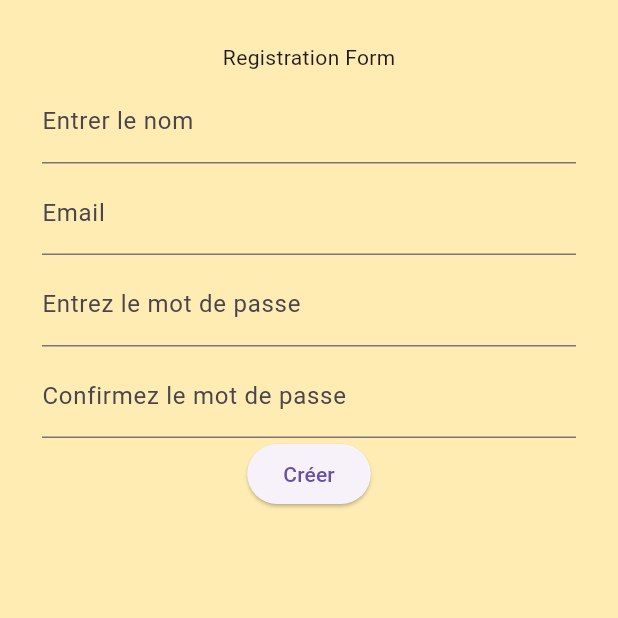
After one commit to OpenTek-Startup/tracking-app, a Flutter app: the screen it shows after launch, after a tap on "Go to registration page", after a tap on "Créer", on a phone screen of 412 x 824 dp, the top half of it. The commit adds this screen. Run offline on Flutter 3.47's test engine with Material 3 defaults, Android fonts, the phone set to English and light mode, and no system bars; our stand-ins replace appwrite, flutter_dotenv, flutter_riverpod, get_it, go_router.

Commit message:
registration page implimented

```diff
--- a/lib/main.dart
+++ b/lib/main.dart
@@ -17,96 +17,8 @@ class MyApp extends StatelessWidget {
     return Consumer(builder: (context, ref, router) {
       final router = ref.watch(routerProvider);
       return MaterialApp.router(
-        routerConfig:router,
+        routerConfig: router,
       );
     });
   }
 }
-
-class MyHomePage extends StatefulWidget {
-  const MyHomePage({super.key, required this.title});
-
-  // This widget is the home page of your application. It is stateful, meaning
-  // that it has a State object (defined below) that contains fields that affect
-  // how it looks.
-
-  // This class is the configuration for the state. It holds the values (in this
-  // case the title) provided by the parent (in this case the App widget) and
-  // used by the build method of the State. Fields in a Widget subclass are
-  // always marked "final".
-
-  final String title;
-
-  @override
-  State<MyHomePage> createState() => _MyHomePageState();
-}
-
-class _MyHomePageState extends State<MyHomePage> {
-  int _counter = 0;
-
-  void _incrementCounter() {
-    setState(() {
-      // This call to setState tells the Flutter framework that something has
-      // changed in this State, which causes it to rerun the build method below
-      // so that the display can reflect the updated values. If we changed
-      // _counter without calling setState(), then the build method would not be
-      // called again, and so nothing would appear to happen.
-      _counter++;
-    });
-  }
-
-  @override
-  Widget build(BuildContext context) {
-    // This method is rerun every time setState is called, for instance as done
-    // by the _incrementCounter method above.
-    //
-    // The Flutter framework has been optimized to make rerunning build methods
-    // fast, so that you can just rebuild anything that needs updating rather
-    // than having to individually change instances of widgets.
-    return Scaffold(
-      appBar: AppBar(
-        // TRY THIS: Try changing the color here to a specific color (to
-        // Colors.amber, perhaps?) and trigger a hot reload to see the AppBar
-        // change color while the other colors stay the same.
-        backgroundColor: Theme.of(context).colorScheme.inversePrimary,
-        // Here we take the value from the MyHomePage object that was created by
-        // the App.build method, and use it to set our appbar title.
-        title: Text(widget.title),
-      ),
-      body: Center(
-        // Center is a layout widget. It takes a single child and positions it
-        // in the middle of the parent.
-        child: Column(
-          // Column is also a layout widget. It takes a list of children and
-          // arranges them vertically. By default, it sizes itself to fit its
-          // children horizontally, and tries to be as tall as its parent.
-          //
-          // Column has various properties to control how it sizes itself and
-          // how it positions its children. Here we use mainAxisAlignment to
-          // center the children vertically; the main axis here is the vertical
-          // axis because Columns are vertical (the cross axis would be
-          // horizontal).
-          //
-          // TRY THIS: Invoke "debug painting" (choose the "Toggle Debug Paint"
-          // action in the IDE, or press "p" in the console), to see the
-          // wireframe for each widget.
-          mainAxisAlignment: MainAxisAlignment.center,
-          children: <Widget>[
-            const Text(
-              'You have pushed the button this many times:',
-            ),
-            Text(
-              '$_counter',
-              style: Theme.of(context).textTheme.headlineMedium,
-            ),
-          ],
-        ),
-      ),
-      floatingActionButton: FloatingActionButton(
-        onPressed: _incrementCounter,
-        tooltip: 'Increment',
-        child: const Icon(Icons.add),
-      ), // This trailing comma makes auto-formatting nicer for build methods.
-    );
-  }
-}
--- a/lib/pages/HomePage.dart
+++ b/lib/pages/HomePage.dart
@@ -1,5 +1,7 @@
+import 'package:flutter/material.dart';
+import 'package:go_router/go_router.dart';
+import 'package:learningflutterappwrite/pages/registration.dart';
 
-import 'package:flutter/material.dart';
 class Homepage extends StatelessWidget {
   static const String name = 'home';
   const Homepage({super.key});
@@ -10,8 +12,18 @@ class Homepage extends StatelessWidget {
       appBar: AppBar(
         title: Title(color: Colors.black, child: Text('Home')),
       ),
-
-      body: Center(child: Text('WELCOME TO THE HOME PAGE!'),),
+      body: Column(children: [
+        Center(
+          child: Column(children: [
+            Text('WELCOME TO HOME PAGE'),
+            ElevatedButton(
+                onPressed: () {
+                  context.goNamed(Registration.name);
+                },
+                child: Text('Go to registration page'))
+          ]),
+        ),
+      ]),
     );
   }
 }
--- /dev/null
+++ b/lib/pages/registration.dart
@@ -0,0 +1,37 @@
+import 'package:flutter/material.dart';
+import 'package:learningflutterappwrite/type/signupCallback.dart';
+import 'package:learningflutterappwrite/widgets/signupForm.dart';
+
+class Registration extends StatefulWidget {
+  static const String name = 'registration';
+  final signupCallback onsignUp;
+  const Registration({super.key, required this.onsignUp});
+
+  @override
+  State<Registration> createState() => _RegistrationState();
+}
+
+class _RegistrationState extends State<Registration> {
+  TextEditingController _nameController = TextEditingController();
+  TextEditingController _emailController = TextEditingController();
+  TextEditingController _passwordController = TextEditingController();
+  TextEditingController _confirmedPasswordController = TextEditingController();
+
+  @override
+  Widget build(BuildContext context) {
+    return Scaffold(
+      backgroundColor: Colors.amber[100],
+      body: ListView(
+        padding: EdgeInsets.all(20),
+        children: <Widget>[
+          Signupform(
+            emailController: _emailController,
+            nameController: _nameController,
+            passwordController: _passwordController,
+            confPasswordController: _confirmedPasswordController,
+            onPressedLogin: widget.onsignUp)
+        ],
+      ),
+    );
+  }
+}
--- a/lib/router/router.dart
+++ b/lib/router/router.dart
@@ -1,7 +1,22 @@
+import 'package:flutter/foundation.dart';
 import 'package:flutter_riverpod/flutter_riverpod.dart';
 import 'package:go_router/go_router.dart';
 import 'package:learningflutterappwrite/pages/HomePage.dart';
+import 'package:learningflutterappwrite/pages/registration.dart';
 
 final routerProvider = Provider<GoRouter>((ref) {
-  return GoRouter(routes: [GoRoute(name: Homepage.name, path: '/', builder: (_, __) => const Homepage())]);
+  return GoRouter(routes: [
+    GoRoute(
+        name: Homepage.name, path: '/', builder: (_, __) => const Homepage()),
+    GoRoute(
+        name: Registration.name,
+        path: '/registration',
+        builder: (context, state) {
+          return Registration(
+            onsignUp: (name, email, password) async {
+              print('$name -- $email -- $password');
+            },
+          );
+        }),
+  ]);
 });
--- /dev/null
+++ b/lib/type/signupCallback.dart
@@ -0,0 +1,2 @@
+typedef signupCallback = void Function(
+    String name, String email, String password);
--- /dev/null
+++ b/lib/widgets/signupForm.dart
@@ -0,0 +1,72 @@
+import 'package:flutter/material.dart';
+import 'package:learningflutterappwrite/type/signupCallback.dart';
+
+class Signupform extends StatelessWidget {
+  final signupCallback onPressedLogin;
+  final TextEditingController emailController;
+  final TextEditingController nameController;
+  final TextEditingController passwordController;
+  final TextEditingController confPasswordController;
+  const Signupform(
+      {super.key,
+      required this.emailController,
+      required this.nameController,
+      required this.passwordController,
+      required this.confPasswordController,
+      required this.onPressedLogin});
+
+  @override
+  Widget build(BuildContext context) {
+    return Padding(
+      padding: const EdgeInsets.all(8.0),
+      child: Form(
+        child: Column(
+          mainAxisSize: MainAxisSize.min,
+          children: [
+            Center(
+              child: Text('Registration Form'),
+            ),
+            SizedBox(height: 5),
+            TextFormField(
+              controller: nameController,
+              decoration: InputDecoration(
+                label: Text('Entrer le nom'),
+              ),
+            ),
+            SizedBox(height: 5),
+            TextFormField(
+              controller: emailController,
+              decoration: InputDecoration(label: Text('Email')),
+            ),
+            SizedBox(height: 5),
+            TextFormField(
+              controller: passwordController,
+              obscureText: true,
+              decoration: InputDecoration(
+                label: Text('Entrez le mot de passe'),
+              ),
+            ),
+            SizedBox(height: 5),
+            TextFormField(
+              obscureText: true,
+              controller: confPasswordController,
+              decoration:
+                  InputDecoration(label: Text('Confirmez le mot de passe')),
+            ),
+            ElevatedButton(
+                onPressed: () {
+                  if (passwordController.text != confPasswordController.text) {
+                    ScaffoldMessenger.of(context).showSnackBar(SnackBar(
+                        content: Text('Mots de passe ne correspondent pas')));
+                  } else {
+                    return onPressedLogin(nameController.text,
+                        emailController.text, passwordController.text);
+                  }
+                },
+                child: const Text('Créer'))
+          ],
+        ),
+      ),
+    );
+  }
+}
```
